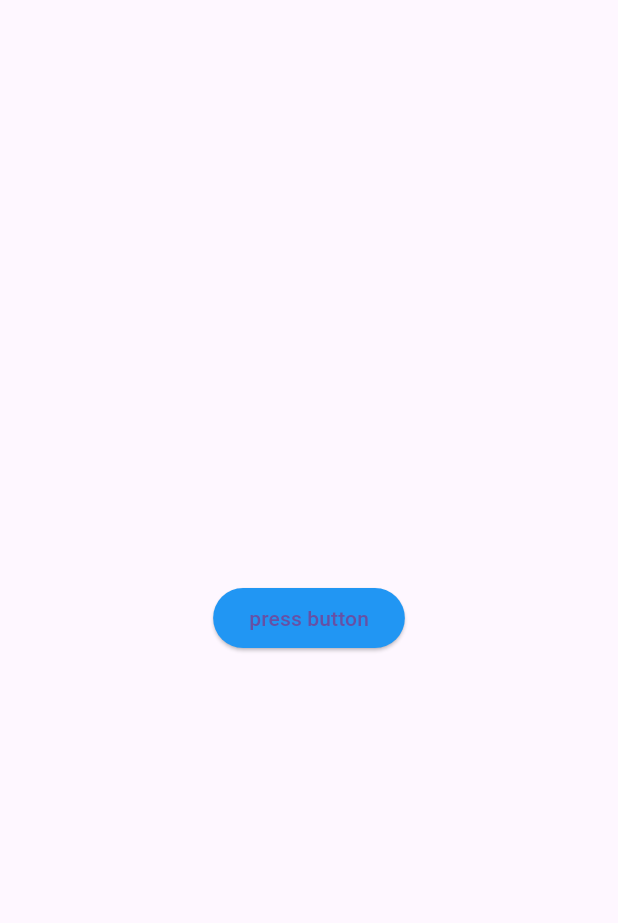
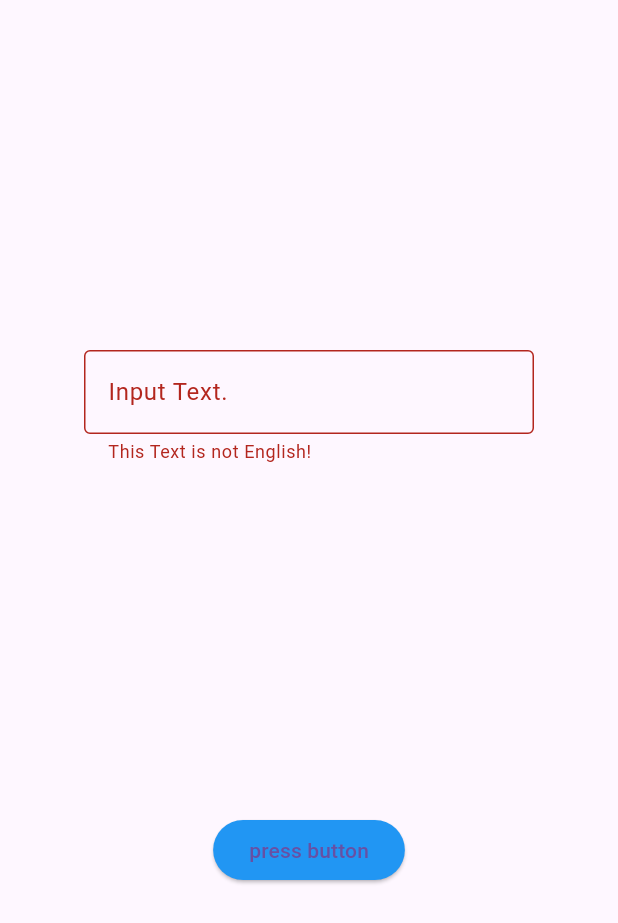
Before and after one commit to Tackiee/flutter_tutorial_study, a Flutter app: the screen it shows after launch, after a tap on "press button", on a phone screen of 412 x 824 dp. Shown: the top 923 px of the screen. Run offline on Flutter 3.47's test engine with Material 3 defaults, Android fonts, the phone set to English and light mode, and no system bars.

Commit message:
studied textfield

```diff
--- a/lib/main.dart
+++ b/lib/main.dart
@@ -2,12 +2,23 @@ import 'package:flutter/material.dart';
 import 'package:tutorial/counter.dart';
 
 void main() {
-  showhello() {
-    debugPrint('Hello World');
+  final controller = TextEditingController();
+
+  final textField = TextField(
+    controller: controller,
+    decoration: InputDecoration(
+        border: OutlineInputBorder(),
+        labelText: 'Input Text.',
+        hintText: 'Only English',
+        errorText: 'This Text is not English!'),
+  );
+
+  showText() {
+    debugPrint(controller.text);
   }
 
   final button = ElevatedButton(
-    onPressed: showhello,
+    onPressed: showText,
     child: Text('press button'),
     style: ElevatedButton.styleFrom(primary: Colors.blue),
   );
@@ -50,12 +61,23 @@ void main() {
   //   children: [img, img, img],
   // );
 
-  final a = MaterialApp(
+  final app = MaterialApp(
+    // 画面
     home: Scaffold(
+      // 真ん中
       body: Center(
-        child: button,
+        child: Column(
+          mainAxisAlignment: MainAxisAlignment.spaceEvenly,
+          children: [
+            Container(
+              width: 300,
+              child: textField,
+            ),
+            button,
+          ],
+        ),
       ),
     ),
   );
-  runApp(a);
+  runApp(app);
 }
```
